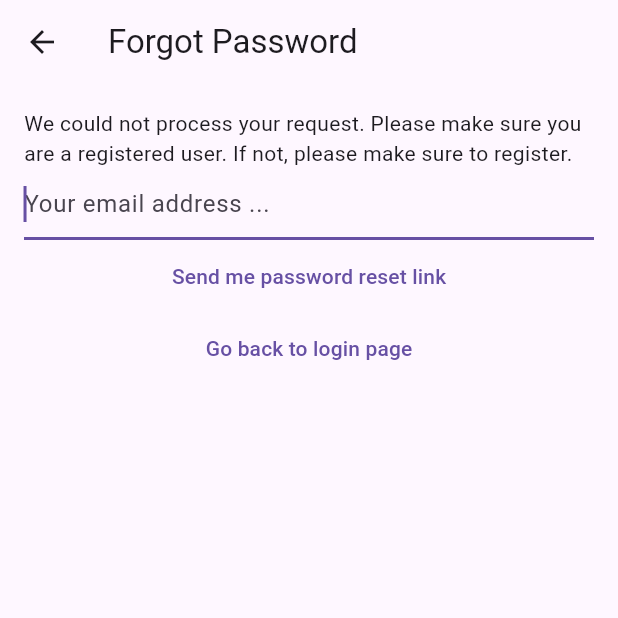
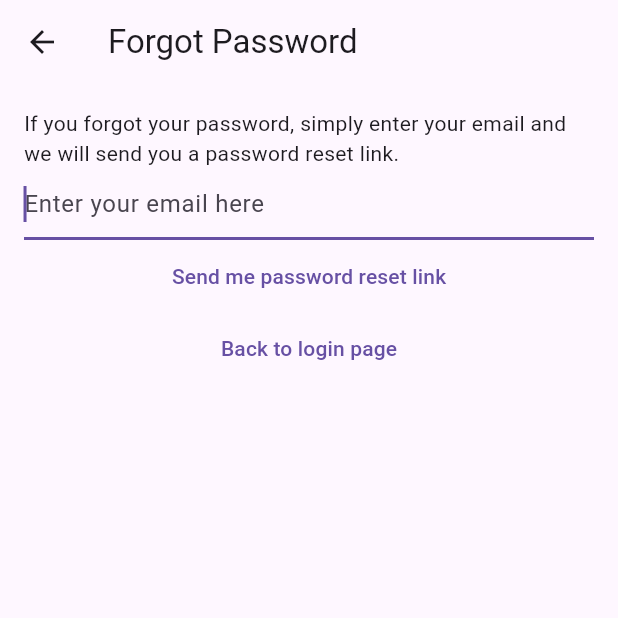
Before and after one commit to koomedenis40/NoteBook, a Flutter app: the ForgotPasswordView screen opened directly, on a phone screen of 412 x 824 dp, the top half of it. Run offline on Flutter 3.47's test engine with Material 3 defaults, Android fonts, the phone set to English and light mode, and no system bars; our stand-ins replace bloc, cloud_firestore, equatable, firebase_auth, firebase_core, flutter_bloc and 1 more; accounts and stored records are empty; generated files the repository leaves out were written again; network calls fail.

```diff
--- /dev/null
+++ b/l10n.yaml
@@ -0,0 +1,3 @@
+arb-dir: lib/l10n
+template-arb-file: intl_en.arb
+output-localization-file: app_localizations.dart
--- /dev/null
+++ b/lib/l10n/intl_en.arb
@@ -0,0 +1,61 @@
+{
+    "logout_button": "Log out",
+    "note": "Note",
+    "cancel": "Cancel",
+    "yes": "Yes",
+    "delete": "Delete",
+    "sharing": "Sharing",
+    "ok": "OK",
+    "login": "Login",
+    "verify_email": "Verify email",
+    "register": "Register",
+    "restart": "Restart",
+
+    "start_typing_your_note": "Start typing your note",
+    "delete_note_prompt": "Are you sure you want to delete this note?",
+    "cannot_share_empty_note_prompt": "Cannot share an empty note!",
+    "generic_error_prompt": "An error occurred",
+    "logout_dialog_prompt": "Are you sure you want to log out?",
+
+    "password_reset": "Password reset",
+    "password_reset_dialog_prompt": "We have now sent you a password reset link. Please check your email for more information.",
+
+    "login_error_cannot_find_user": "Cannot find a user with the entered credentials!",
+    "login_error_wrong_credentials": "Wrong credentials",
+    "login_error_auth_error": "Authentication error",
+
+    "login_view_prompt": "Please log in to your account in order to interact with and create notes!",
+
+    "login_view_forgot_password": "I forgot my password",
+    "login_view_not_registered_yet": "Not registered yet? Register here!",
+
+    "email_text_field_placeholder": "Enter your email here",
+    "password_text_field_placeholder": "Enter your password here",
+
+    "forgot_password": "Forgot Password",
+    "forgot_password_view_generic_error": "We could not process your request. Please make sure that you are a registered user, or if not, register a user now by going back one step.",
+    "forgot_password_view_prompt": "If you forgot your password, simply enter your email and we will send you a password reset link.",
+    "forgot_password_view_send_me_link": "Send me password reset link",
+    "forgot_password_view_back_to_login": "Back to login page",
+
+    "register_error_weak_password": "This password is not secure enough. Please choose another password!",
+    "register_error_email_already_in_use": "This email is already registered to another user. Please choose another email!",
+    "register_error_generic": "Failed to register. Please try again later!",
+    "register_error_invalid_email": "The email address you entered appears to be invalid. Please try another email address!",
+    "register_view_prompt": "Enter your email and password to see your notes!",
+    "register_view_already_registered": "Already registered? Login here!",
+
+    "verify_email_view_prompt": "We've sent you an email verification. Please open it to verify your account. If you haven't received a verification email yet, press the button below!",
+    "verify_email_send_email_verification": "Send email verification",
+
+    "notes_title": "{count, plural, =0{No notes yet} =1{1 note} other{{count} notes}}",
+    "@notes_title": {
+        "placeholders": {
+            "count": {
+                "type": "int",
+                "example": "3 notes"
+            }
+        }
+    }
+
+}
--- /dev/null
+++ b/lib/l10n/intl_sv.arb
@@ -0,0 +1,61 @@
+{
+    "logout_button": "Logga ut",
+    "note": "Antäckning",
+    "cancel": "Avbryt",
+    "yes": "Ja",
+    "delete": "Radera",
+    "sharing": "Delning",
+    "ok": "OK",
+    "login": "Logga in",
+    "verify_email": "Verifera",
+    "register": "Registrera",
+    "restart": "Börja om",
+
+    "start_typing_your_note": "Skriv din antäckning här",
+    "delete_note_prompt": "Are du säker på att du vill radera den här antäckningen?",
+    "cannot_share_empty_note_prompt": "Kan inte dela en tom antäckning!",
+    "generic_error_prompt": "Ett fel har inträffats",
+    "logout_dialog_prompt": "Är du säker på att du vill logga ut?",
+
+    "password_reset": "Nollställ ditt lösenord",
+    "password_reset_dialog_prompt": "Vi har nu skickat ett mejl till dig. Mejlet innehåller instruktioner på hur du kan nollställa ditt lösenord!",
+
+    "login_error_cannot_find_user": "Kunde inte hitta en användare med de angivna uppgifter!",
+    "login_error_wrong_credentials": "Fel inloggnings uppgifter!",
+    "login_error_auth_error": "Ett autentiseringsfel har inträffats!",
+
+    "login_view_prompt": "Logga in för att kunna se dina antäckningar!",
+
+    "login_view_forgot_password": "Glömt lösenord?",
+    "login_view_not_registered_yet": "Har inte registrerar än? Tryck här!",
+
+    "email_text_field_placeholder": "Skriv ditt mejladdress här",
+    "password_text_field_placeholder": "Skriv ditt lösenord här",
+
+    "forgot_password": "Glömt Lösenord",
+    "forgot_password_view_generic_error": "Vi kunde inte hantera din begäran. Var vänlig och skriv ditt inloggningsuppgifter och prova igen!",
+    "forgot_password_view_prompt": "Om du har glömt ditt lösenord, mata in ditt mejladdress så kan vi skicka ett mejl till dig där du kan nollställa ditt lösenord!",
+    "forgot_password_view_send_me_link": "Skicka mejlet",
+    "forgot_password_view_back_to_login": "Tillbaka till loginskärmen",
+
+    "register_error_weak_password": "Ditt valda lösenord är inte säkert nog. Var vänlig och välj ett annat lösenord!",
+    "register_error_email_already_in_use": "Mejladdresset som du angav är redan taget. Var vänlig och välj ett annat mejladdress!",
+    "register_error_generic": "Kunde tyvärr inte hantera din begäran. Var vänlig försök igen senare.",
+    "register_error_invalid_email": "Ditt valda mejladdress verkar inte vara giltigt. Var vänlig försök med ett annat mejladdress.",
+    "register_view_prompt": "Mata in ditt mejladdress och ditt lösenord för att se dina antäckningar!",
+    "register_view_already_registered": "Redan registrerat? Logga in här!",
+
+    "verify_email_view_prompt": "Vi har skickat ett mejl till ditt mejladdress. Du behöver trycka på länken i mejlet för att verifiera ditt mejladdress. Om du inte har redan fått mejlet efter en stund, tryck på knappen nedan för att skicka ett till mejl!",
+    "verify_email_send_email_verification": "Skicka verifieringsmejlet igen",
+
+    "notes_title": "{count, plural, =0{Inga antäckningar än} =1{1 antäckning} other{{count} antäckningar}}",
+    "@notes_title": {
+        "placeholders": {
+            "count": {
+                "type": "int",
+                "example": "3 antäckningar"
+            }
+        }
+    }
+
+}
--- a/lib/main.dart
+++ b/lib/main.dart
@@ -12,11 +12,15 @@ import 'package:mynotes/views/notes/create_update_note_view.dart';
 import 'package:mynotes/views/notes/notes_view.dart';
 import 'package:mynotes/views/register_view.dart';
 import 'package:mynotes/views/verify_email_view.dart';
+import 'package:flutter_gen/gen_l10n/app_localizations.dart';
+
 
 void main() {
   WidgetsFlutterBinding.ensureInitialized();
   runApp(
     MaterialApp(
+      supportedLocales: AppLocalizations.supportedLocales,
+      localizationsDelegates: AppLocalizations.localizationsDelegates,
       title: 'Flutter Demo',
       debugShowCheckedModeBanner: false,
       theme: ThemeData(
--- a/lib/utilities/dialogs/error_dialog.dart
+++ b/lib/utilities/dialogs/error_dialog.dart
@@ -1,4 +1,5 @@
 import 'package:flutter/material.dart';
+import 'package:mynotes/extensions/buildcontext/loc.dart';
 import 'package:mynotes/utilities/dialogs/generic_dialog.dart';
 
 Future<void> showErrorDialog(
@@ -7,10 +8,10 @@ Future<void> showErrorDialog(
 ) {
   return showGenericDialog<void>(
     context: context,
-    title: 'An error occured',
+    title: context.loc.generic_error_prompt,
     content: text,
     optionBuilder: () => {
-      'OK': null,
+      context.loc.ok: null,
     },
   );
 }
--- a/lib/utilities/dialogs/password_reset_email_sent_dialog.dart
+++ b/lib/utilities/dialogs/password_reset_email_sent_dialog.dart
@@ -1,14 +1,15 @@
 import 'package:flutter/material.dart';
+import 'package:mynotes/extensions/buildcontext/loc.dart';
 import 'package:mynotes/utilities/dialogs/generic_dialog.dart';
 
 Future<void> showPasswordResetDialog(BuildContext context) {
   return showGenericDialog<void>(
     context: context,
-    title: 'Password Reset',
+    title: context.loc.password_reset,
     content:
-    'We have sent you a password reset link. Please check your email.',
+    context.loc.password_reset_dialog_prompt,
     optionBuilder: () => {
-      'OK': null,
+      context.loc.ok: null,
     },
   );
 }
--- a/lib/views/forgot_password_view.dart
+++ b/lib/views/forgot_password_view.dart
@@ -1,5 +1,6 @@
 import 'package:flutter/material.dart';
 import 'package:flutter_bloc/flutter_bloc.dart';
+import 'package:mynotes/extensions/buildcontext/loc.dart';
 import 'package:mynotes/services/auth/bloc/auth_bloc.dart';
 import 'package:mynotes/services/auth/bloc/auth_event.dart';
 import 'package:mynotes/services/auth/bloc/auth_state.dart';
@@ -39,28 +40,28 @@ class _ForgotPasswordViewState extends State<ForgotPasswordView> {
           }
           if (state.exception != null) {
             await showErrorDialog(context,
-                'We could not process your request. Please make sure you are a registered user. If not, please make sure to register.');
+                context.loc.forgot_password_view_generic_error);
           }
         }
       },
       child: Scaffold(
         appBar: AppBar(
-          title: const Text('Forgot Password'),
+          title: Text(context.loc.forgot_password),
         ),
         body: Padding(
           padding: const EdgeInsets.all(16.0),
           child: SingleChildScrollView(
             child: Column(
               children: [
-                const Text(
-                    'We could not process your request. Please make sure you are a registered user. If not, please make sure to register.'),
+                Text(
+                    context.loc.forgot_password_view_prompt),
                 TextField(
                   keyboardType: TextInputType.emailAddress,
                   autocorrect: false,
                   autofocus: true,
                   controller: _controller,
                   decoration:
-                      const InputDecoration(hintText: 'Your email address ...'),
+                      InputDecoration(hintText: context.loc.email_text_field_placeholder),
                 ),
                 TextButton(
                   onPressed: () {
@@ -69,7 +70,7 @@ class _ForgotPasswordViewState extends State<ForgotPasswordView> {
                         .read<AuthBloc>()
                         .add(AuthEventForgotPassword(email: email));
                   },
-                  child: const Text('Send me password reset link'),
+                  child: Text(context.loc.forgot_password_view_send_me_link),
                 ),
                 TextButton(
                   onPressed: () {
@@ -77,7 +78,7 @@ class _ForgotPasswordViewState extends State<ForgotPasswordView> {
                           const AuthEventLogOut(),
                         );
                   },
-                  child: const Text('Go back to login page'),
+                  child: Text(context.loc.forgot_password_view_back_to_login),
                 ),
               ],
             ),
--- a/pubspec.yaml
+++ b/pubspec.yaml
@@ -30,6 +30,8 @@ environment:
 dependencies:
   flutter:
     sdk: flutter
+  flutter_localizations:
+    sdk: flutter
 
   # The following adds the Cupertino Icons font to your application.
   # Use with the CupertinoIcons class for iOS style icons.
@@ -46,7 +48,7 @@ dependencies:
   flutter_bloc: ^9.1.0
   equatable: ^2.0.7
   flutter_launcher_icons: ^0.14.3
-  flutter_gen: ^5.10.0
+  intl: ^0.19.0
 
 dev_dependencies:
   flutter_test:
@@ -65,6 +67,8 @@ dev_dependencies:
 
 # The following section is specific to Flutter packages.
 flutter:
+
+  generate: true
 
   # The following line ensures that the Material Icons font is
   # included with your application, so that you can use the icons in
```
Also changed, not shown: lib/utilities/dialogs/cannot_share_empty_note_dialog.dart (+4 -3 lines), lib/utilities/dialogs/delete_dialog.dart (+5 -4 lines), lib/utilities/dialogs/logout_dialog.dart (+5 -4 lines), pubspec.lock, 1 other file.
